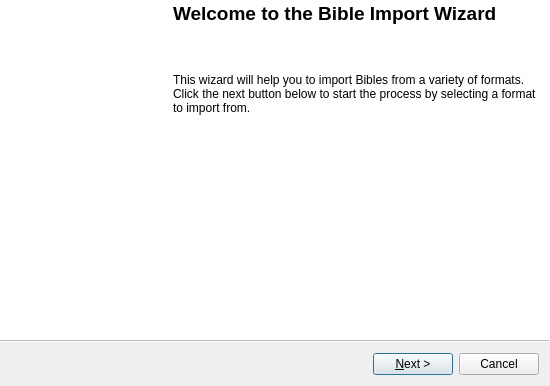
First picture: the form in resources/forms/songimportwizard.ui, repository zonArt/openlp, before the edit.
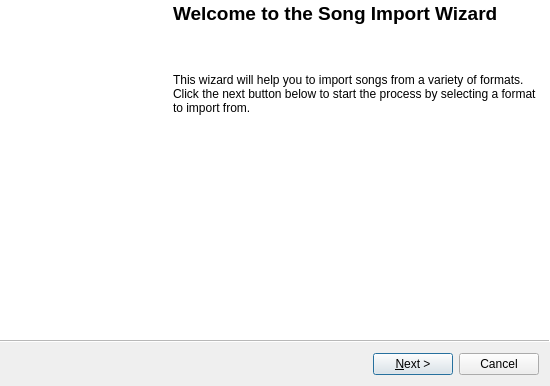
Second picture: the form after the edit. Icons and pictures are not drawn.

Commit message: First go at the Song Import Wizard.

```diff
--- a/resources/forms/songimportwizard.ui
+++ b/resources/forms/songimportwizard.ui
@@ -69,8 +69,8 @@
          <string>&lt;!DOCTYPE HTML PUBLIC &quot;-//W3C//DTD HTML 4.0//EN&quot; &quot;http://www.w3.org/TR/REC-html40/strict.dtd&quot;&gt;
 &lt;html&gt;&lt;head&gt;&lt;meta name=&quot;qrichtext&quot; content=&quot;1&quot; /&gt;&lt;style type=&quot;text/css&quot;&gt;
 p, li { white-space: pre-wrap; }
-&lt;/style&gt;&lt;/head&gt;&lt;body &gt;
-&lt;p style=&quot; margin-top:0px; margin-bottom:0px; margin-left:0px; margin-right:0px; -qt-block-indent:0; text-indent:0px;&quot;&gt;&lt;span style=&quot; font-size:14pt; font-weight:600;&quot;&gt;Welcome to the Bible Import Wizard&lt;/span&gt;&lt;/p&gt;&lt;/body&gt;&lt;/html&gt;</string>
+&lt;/style&gt;&lt;/head&gt;&lt;body style=&quot; font-family:'Lucida Grande'; font-size:10pt; font-weight:400; font-style:normal;&quot;&gt;
+&lt;p style=&quot; margin-top:0px; margin-bottom:0px; margin-left:0px; margin-right:0px; -qt-block-indent:0; text-indent:0px;&quot;&gt;&lt;span style=&quot; font-size:14pt; font-weight:600;&quot;&gt;Welcome to the Song Import Wizard&lt;/span&gt;&lt;/p&gt;&lt;/body&gt;&lt;/html&gt;</string>
         </property>
        </widget>
       </item>
@@ -93,7 +93,7 @@
       <item>
        <widget class="QLabel" name="InformationLabel">
         <property name="text">
-         <string>This wizard will help you to import Bibles from a variety of formats. Click the next button below to start the process by selecting a format to import from.</string>
+         <string>This wizard will help you to import songs from a variety of formats. Click the next button below to start the process by selecting a format to import from.</string>
         </property>
         <property name="wordWrap">
          <bool>true</bool>
```
Left out of the diff: 173 changed lines with no effect on the pictures. The commit also changes 5 other files.
